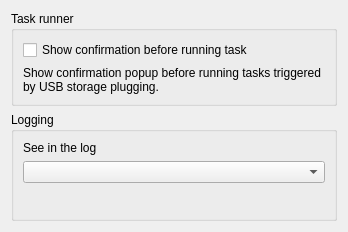
Before: the Qt Designer form App/dialogs/settingsdialog.ui in otsakir/lisa-backup, drawn with Qt 5.
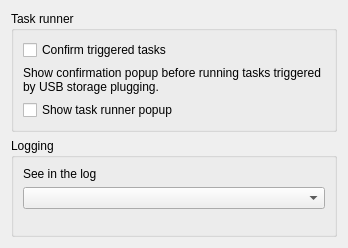
After: the same form once the commit is applied.

The edit to the form file:
```diff
--- a/App/dialogs/settingsdialog.ui
+++ b/App/dialogs/settingsdialog.ui
@@ -7,7 +7,7 @@
     <x>0</x>
     <y>0</y>
     <width>348</width>
-    <height>232</height>
+    <height>248</height>
    </rect>
   </property>
   <property name="sizePolicy">
@@ -59,7 +59,7 @@
          </sizepolicy>
         </property>
         <property name="text">
-         <string>Show confirmation before running task</string>
+         <string>Confirm triggered tasks</string>
         </property>
        </widget>
       </item>
@@ -73,6 +73,13 @@
         </property>
        </widget>
       </item>
+      <item>
+       <widget class="QCheckBox" name="checkBoxShowRunnerPopup">
+        <property name="text">
+         <string>Show task runner popup</string>
+        </property>
+       </widget>
+      </item>
      </layout>
     </widget>
    </item>
```
